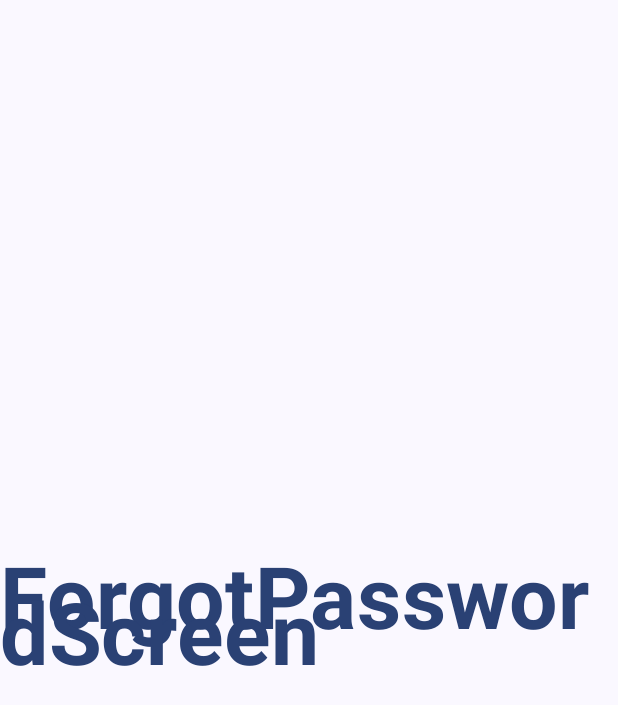
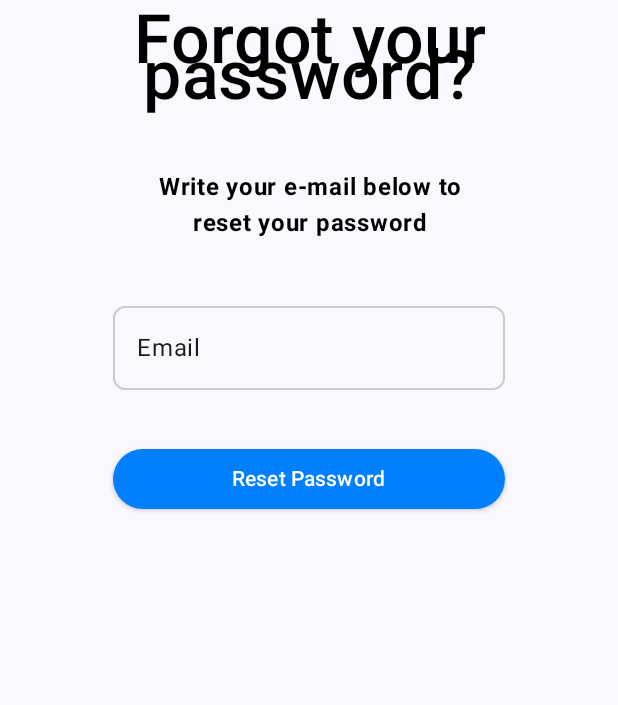
Before and after one commit to steveng85/AppDevelopment, an Android app built with Jetpack Compose: the ForgotPasswordScreen screen opened through its navigation route, on a phone screen of 412 x 824 dp. Shown: the top 705 px of the screen. Run offline under Robolectric (Android 15) with nearby library versions, the phone set to English and light mode, and no system bars.

Commit message:
Made ui for ForgotPassord view

```diff
--- a/app/src/main/java/com/example/appdevelopment/ui/screens/ForgotPasswordScreen.kt
+++ b/app/src/main/java/com/example/appdevelopment/ui/screens/ForgotPasswordScreen.kt
@@ -1,15 +1,18 @@
 package com.example.appdevelopment.ui.screens
 
 import androidx.compose.foundation.clickable
-import androidx.compose.foundation.layout.Box
-import androidx.compose.foundation.layout.fillMaxSize
+import androidx.compose.foundation.layout.*
 import androidx.compose.material3.MaterialTheme
+import androidx.compose.material3.Surface
 import androidx.compose.material3.Text
 import androidx.compose.runtime.Composable
 import androidx.compose.ui.Alignment
 import androidx.compose.ui.Modifier
+import androidx.compose.ui.graphics.Color
 import androidx.compose.ui.text.font.FontWeight
+import androidx.compose.ui.text.style.TextAlign
 import androidx.compose.ui.tooling.preview.Preview
+import androidx.compose.ui.unit.dp
 import androidx.navigation.NavController
 import androidx.navigation.compose.rememberNavController
 import com.example.appdevelopment.navigation.Screen
@@ -18,19 +21,46 @@ import com.example.appdevelopment.navigation.Screen
 fun ForgotPasswordScreen(
     navController: NavController
 ) {
-    Box(
-        modifier = Modifier.fillMaxSize(),
-        contentAlignment = Alignment.Center
+    Surface(modifier = Modifier.fillMaxSize()) {
+        Column(modifier = Modifier.fillMaxWidth(),
+            verticalArrangement = Arrangement.spacedBy(35.dp),
+            horizontalAlignment = Alignment.CenterHorizontally,
+
+
             ) {
             Text(
                 modifier = Modifier.clickable {
                     navController.navigate(route = Screen.Welcome.route)
                 },
-            text = "ForgotPasswordScreen",
-            color = MaterialTheme.colorScheme.primary,
-            fontSize = MaterialTheme.typography.displayLarge.fontSize,
-            fontWeight = FontWeight.Bold
+                text = "Forgot your password?",
+                color = Color.Black,
+                fontSize = MaterialTheme.typography.displayMedium.fontSize,
+                fontWeight = FontWeight.Medium,
+                textAlign = TextAlign.Center
             )
+
+            Text(
+                modifier = Modifier.padding(start = 100.dp, end = 100.dp),
+                text = "Write your e-mail below to reset your password",
+                color = Color.Black,
+                fontWeight = FontWeight.Bold,
+                textAlign = TextAlign.Center)
+
+            Column(
+                modifier = Modifier
+                    .padding(
+                        start = 75.dp,
+                        end = 75.dp
+                    )
+                    .fillMaxHeight(),
+                horizontalAlignment = Alignment.CenterHorizontally,
+                verticalArrangement = Arrangement.spacedBy(35.dp)
+            ) {
+
+                EmailBox()
+                ResetPasswordButton()
+            }
+        }
     }
 }
 
@@ -39,3 +69,12 @@ fun ForgotPasswordScreen(
 fun ForgotPasswordScreenPreview() {
     ForgotPasswordScreen(navController = rememberNavController())
 }
+
+@Composable
+fun ResetPasswordButton(){
+    DefaultButton(
+        onClick = "",
+        text = "Reset Password",
+        contentColor = Color.White,
+        containerColor = Color(0xFF007FFF))
+}
```
Lines whose indentation alone changed are shown as unchanged.
